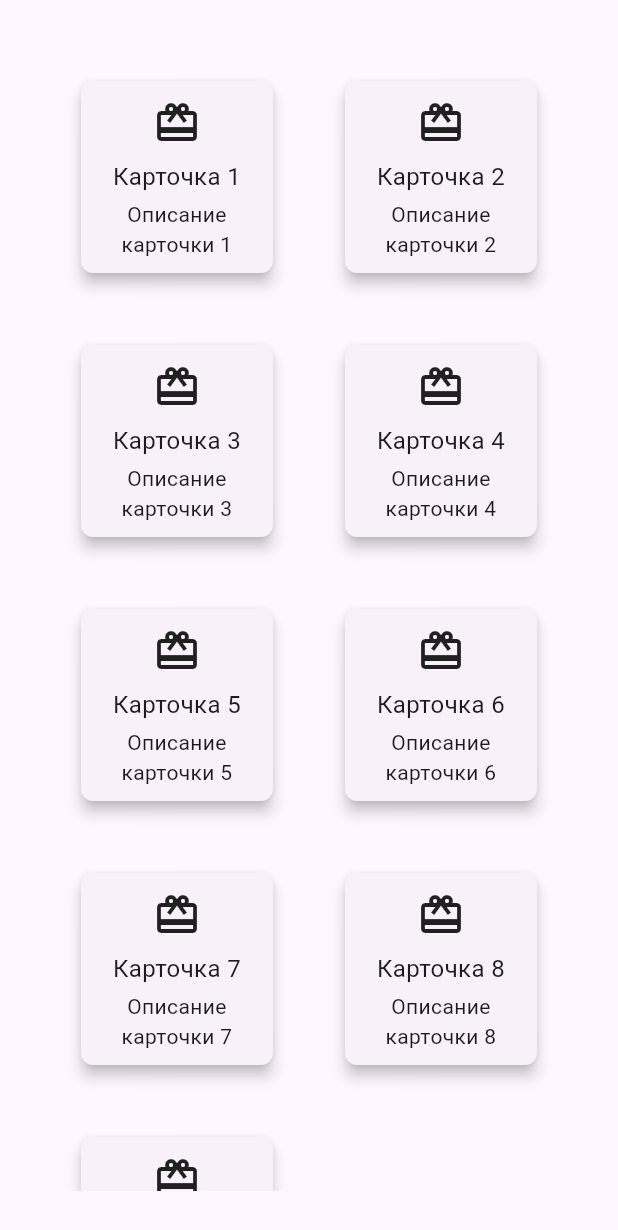
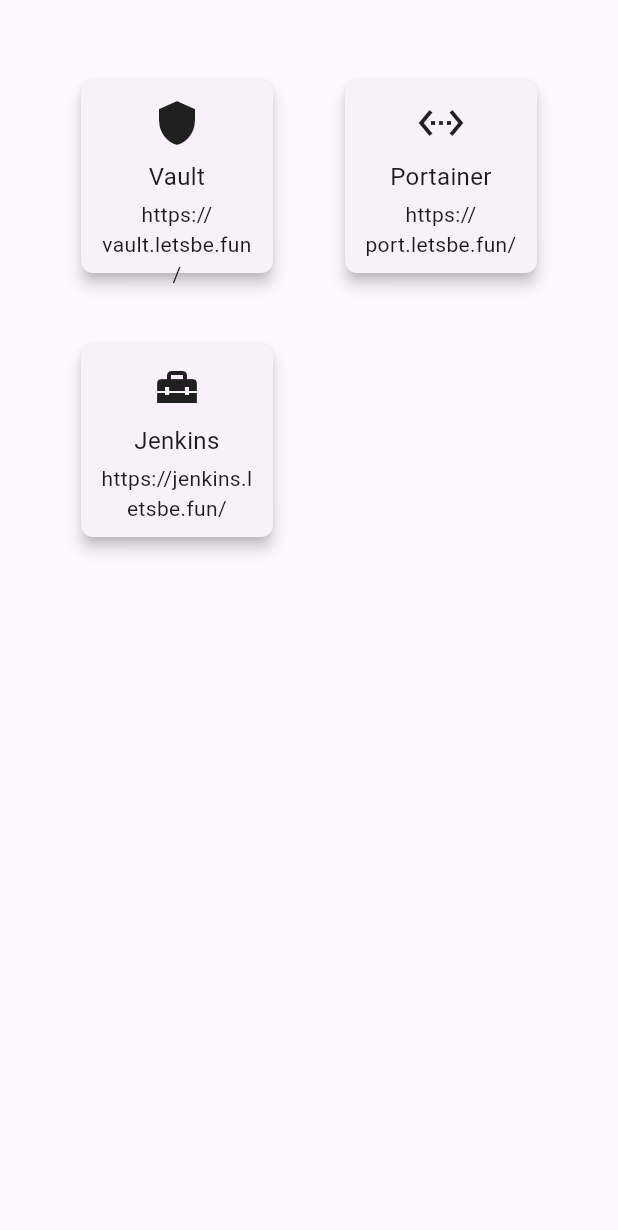
Before and after one commit to skalerr/main_page, a Flutter app: the screen it shows after launch, on a phone screen of 412 x 824 dp. Shown: the top 1230 px of the screen. Run offline on Flutter 3.47's test engine with Material 3 defaults, Android fonts, the light colour scheme and no system bars; our stand-ins replace get.

Commit message:
added files

```diff
--- /dev/null
+++ b/lib/controllers/links_controller.dart
@@ -0,0 +1,34 @@
+import 'package:flutter/material.dart';
+import 'package:get/get.dart';
+
+class LinksController extends GetxController {
+  List<Link> links = [
+    Link(
+      link: "https://vault.letsbe.fun/",
+      name: "Vault",
+      icon: Icons.shield,
+    ),
+    Link(
+        link: "https://port.letsbe.fun/",
+        name: "Portainer",
+        icon: Icons.settings_ethernet),
+    Link(
+        link: "https://jenkins.letsbe.fun/",
+        name: "Jenkins",
+        icon: Icons.home_repair_service),
+  ].obs;
+}
+
+class Link {
+  Link({
+    required this.link,
+    required this.name,
+    required this.icon,
+  });
+
+  String name;
+
+  String link;
+
+  IconData icon;
+}
--- a/lib/main.dart
+++ b/lib/main.dart
@@ -1,5 +1,6 @@
 import 'package:flutter/material.dart';
-
+import 'package:get/get.dart';
+import 'package:main_page/controllers/links_controller.dart';
 import 'my_home_page.dart';
 
 void main() {
@@ -12,28 +13,16 @@
   // This widget is the root of your application.
   @override
   Widget build(BuildContext context) {
-    return MaterialApp(
+    return GetMaterialApp(
       title: 'Flutter page',
       theme: ThemeData(
-        // This is the theme of your application.
-        //
-        // TRY THIS: Try running your application with "flutter run". You'll see
-        // the application has a purple toolbar. Then, without quitting the app,
-        // try changing the seedColor in the colorScheme below to Colors.green
-        // and then invoke "hot reload" (save your changes or press the "hot
-        // reload" button in a Flutter-supported IDE, or press "r" if you used
-        // the command line to start the app).
-        //
-        // Notice that the counter didn't reset back to zero; the application
-        // state is not lost during the reload. To reset the state, use hot
-        // restart instead.
-        //
-        // This works for code too, not just values: Most code changes can be
-        // tested with just a hot reload.
         colorScheme: ColorScheme.fromSeed(seedColor: Colors.deepPurple),
         useMaterial3: true,
       ),
       home: const MyHomePage(title: 'My Home Page'),
+      initialBinding: BindingsBuilder(() {
+        Get.put(LinksController());
+      }),
     );
   }
 }
--- /dev/null
+++ b/lib/widgets/card_item.dart
@@ -0,0 +1,49 @@
+import 'package:flutter/material.dart';
+
+class CardItem extends StatelessWidget {
+  final String title;
+  final String subtitle;
+  final IconData icon;
+
+  const CardItem({
+    super.key,
+    required this.title,
+    required this.subtitle,
+    required this.icon,
+  });
+
+  @override
+  Widget build(BuildContext context) {
+    return Card(
+      elevation: 4.0,
+      margin: const EdgeInsets.all(8.0),
+      shape: RoundedRectangleBorder(
+        borderRadius: BorderRadius.circular(8.0),
+      ),
+      child: Container(
+        width: 120.0,
+        height: 120.0,
+        padding: const EdgeInsets.all(12.0),
+        child: Column(
+          mainAxisAlignment: MainAxisAlignment.center,
+          crossAxisAlignment: CrossAxisAlignment.center,
+          children: [
+            Icon(icon, size: 32.0),
+            const SizedBox(height: 8.0),
+            Text(
+              title,
+              style: const TextStyle(fontSize: 16.0),
+              textAlign: TextAlign.center,
+            ),
+            const SizedBox(height: 4.0),
+            Text(
+              subtitle,
+              style: const TextStyle(fontSize: 14.0),
+              textAlign: TextAlign.center,
+            ),
+          ],
+        ),
+      ),
+    );
+  }
+}
--- a/lib/widgets/cards.dart
+++ b/lib/widgets/cards.dart
@@ -1,6 +1,15 @@
 import 'package:flutter/material.dart';
+import 'package:get/get.dart';
+import 'package:main_page/controllers/links_controller.dart';
+import 'package:url_launcher/url_launcher.dart';
+
+import 'card_item.dart';
 
 class CardGrid extends StatelessWidget {
+  CardGrid({super.key});
+
+  final LinksController controller = Get.find();
+
   @override
   Widget build(BuildContext context) {
     return Padding(
@@ -12,15 +21,20 @@
             crossAxisCount: _calculateCrossAxisCount(context),
           ),
           itemBuilder: (context, index) {
-            return Padding(
-              padding: EdgeInsets.all(16.0),
-              child: CardItem(
-                title: 'Карточка ${index + 1}',
-                subtitle: 'Описание карточки ${index + 1}',
+            final item = controller.links[index];
+            return GestureDetector(
+              onTap: () => _launchURL(item.link),
+              child: Padding(
+                padding: const EdgeInsets.all(16.0),
+                child: CardItem(
+                  icon: item.icon,
+                  title: item.name,
+                  subtitle: item.link,
+                ),
               ),
             );
           },
-          itemCount: 9,
+          itemCount: controller.links.length,
         ),
       ),
     );
@@ -31,47 +45,14 @@
     int crossAxisCount = (screenWidth / 200).floor();
     return crossAxisCount > 1 ? crossAxisCount : 1;
   }
-}
 
-class CardItem extends StatelessWidget {
-  final String title;
-  final String subtitle;
-
-  const CardItem({Key? key, required this.title, required this.subtitle})
-      : super(key: key);
-
-  @override
-  Widget build(BuildContext context) {
-    return Card(
-      elevation: 4.0,
-      margin: EdgeInsets.all(8.0),
-      shape: RoundedRectangleBorder(
-        borderRadius: BorderRadius.circular(8.0),
-      ),
-      child: Container(
-        width: 120.0,
-        height: 120.0,
-        padding: EdgeInsets.all(12.0),
-        child: Column(
-          mainAxisAlignment: MainAxisAlignment.center,
-          crossAxisAlignment: CrossAxisAlignment.center,
-          children: [
-            Icon(Icons.card_giftcard, size: 32.0),
-            SizedBox(height: 8.0),
-            Text(
-              title,
-              style: TextStyle(fontSize: 16.0),
-              textAlign: TextAlign.center,
-            ),
-            SizedBox(height: 4.0),
-            Text(
-              subtitle,
-              style: TextStyle(fontSize: 14.0),
-              textAlign: TextAlign.center,
-            ),
-          ],
-        ),
-      ),
-    );
+  // Функция для открытия ссылки
+  void _launchURL(String url) async {
+    final uri = Uri.parse(url);
+    if (await canLaunchUrl(uri)) {
+      await launchUrl(uri);
+    } else {
+      throw 'Невозможно открыть ссылку: $url';
+    }
   }
 }
```
Also changed, not shown: pubspec.yaml (+2 -26 lines), pubspec.lock, 5 other files.
